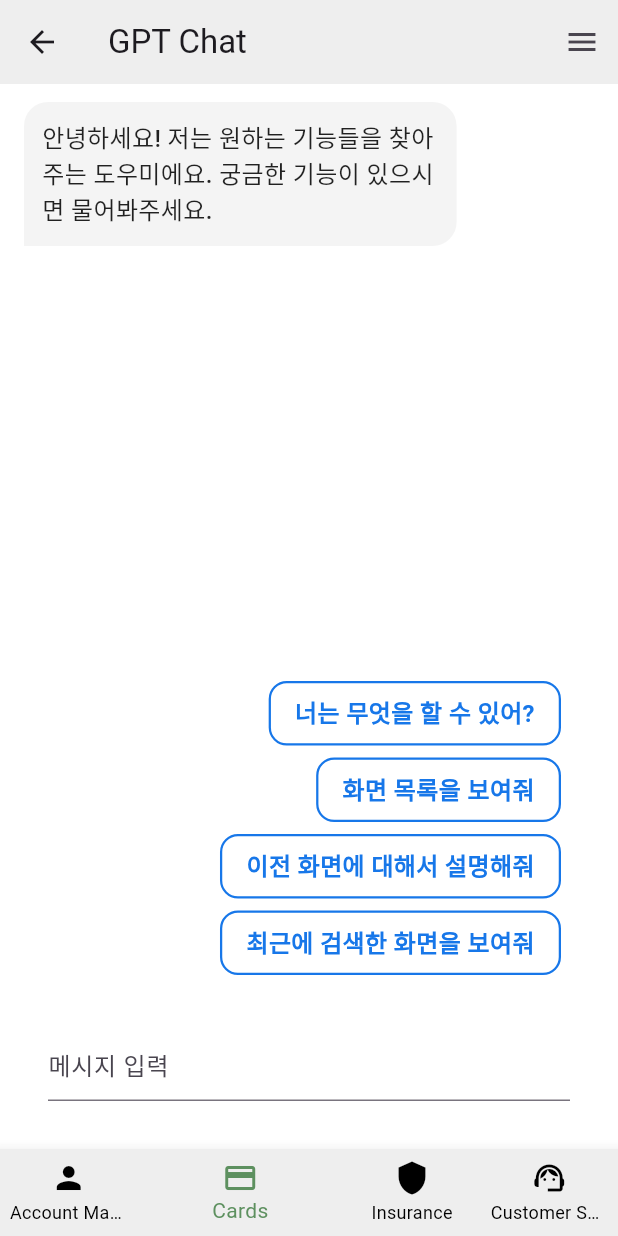
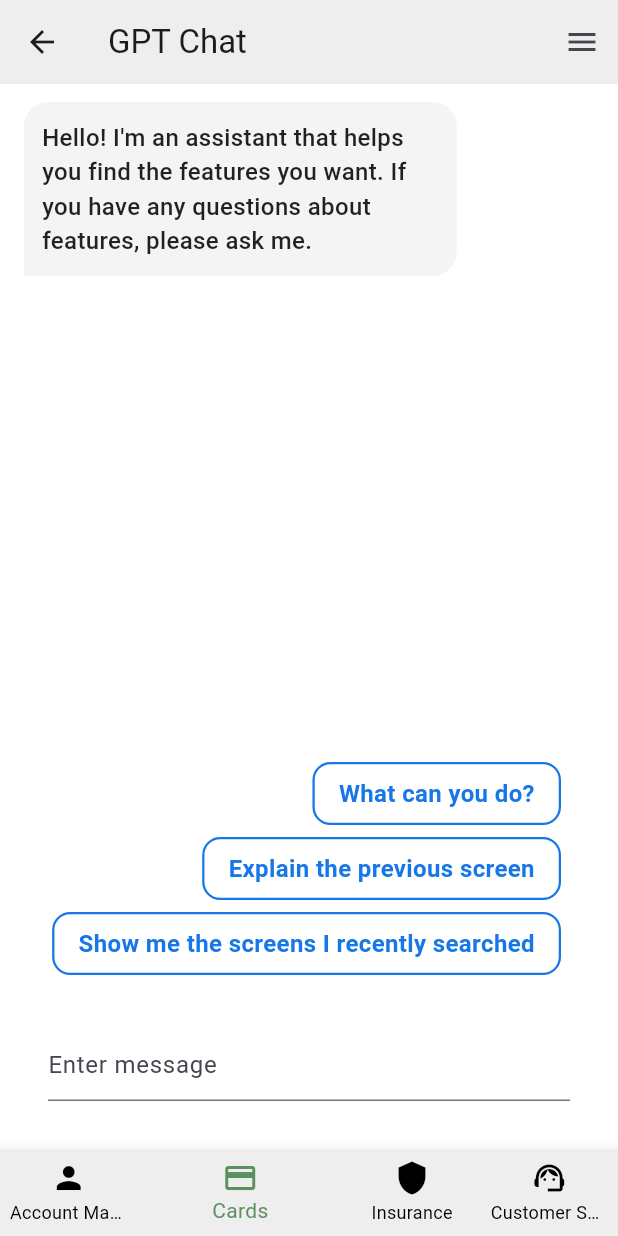
Before and after one commit to yunseoLee0343/feature_navigator, a Flutter app: the screen it shows after launch, item 2 of the bottom bar chosen, after a tap on the "chat" icon, on a phone screen of 412 x 824 dp. Run offline on Flutter 3.47's test engine with Material 3 defaults, Android fonts, the phone set to English and light mode, and no system bars; our stand-ins replace go_router.

Commit message:
feat: support shell route

```diff
--- a/lib/feature_router.dart
+++ b/lib/feature_router.dart
@@ -1,3 +1,4 @@
+import 'package:feature_navigator/provider/feature_router_provider.dart';
 import 'package:feature_navigator/view/chat_page.dart';
 import 'package:flutter/material.dart';
 import 'package:go_router/go_router.dart';
@@ -62,13 +63,13 @@ class FeatureRouter {
     GPTModel? gptModel,
     String? apiKey,
   }) : _router = goRouter {
-    // Custom setup for FeatureRouter
     FeatureSettings().configure(
       aiApiKey: apiKey,
       gptModel: gptModel,
     );
+
+    RouteDataProvider.initializeRoutes(_router.configuration.routes);
   }
 
-  // Expose the internal GoRouter instance
   GoRouter get router => _router;
 }
--- /dev/null
+++ b/lib/model/feature_router.dart
@@ -0,0 +1,11 @@
+class FeatureRouteData {
+  final String name;
+  final String description;
+  final String fullPath;
+
+  FeatureRouteData({
+    required this.name,
+    required this.description,
+    required this.fullPath,
+  });
+}
--- a/lib/provider/feature_router_provider.dart
+++ b/lib/provider/feature_router_provider.dart
@@ -1,36 +1,79 @@
 import 'package:feature_navigator/feature_router.dart';
+import 'package:feature_navigator/model/feature_router.dart';
+import 'package:go_router/go_router.dart';
 
-class RouteInfoProvider {
-  final List<FeatureRoute> routes;
+class RouteDataProvider {
+  static final Map<String, FeatureRouteData> _routeDataMap = {};
 
-  RouteInfoProvider({required this.routes});
-
-  List<Map<String, String>> getRoutesInfo() {
-    return routes.map((route) {
-      return {
-        'name': route.name ?? 'Unnamed Route',
-        'description': route.description,
-        'path': route.path,
-      };
-    }).toList();
+  static void initializeRoutes(List<RouteBase> routes) {
+    _routeDataMap.clear();
+    _traverseRoutes(routes, '', _routeDataMap);
   }
 
-  String getRouteDescription(String routeName) {
-    final route = routes.firstWhere(
-      (route) => route.name == routeName,
-      orElse: () => throw Exception('Route not found'),
-    );
+  static List<String> getAllRouteNames() => _routeDataMap.keys.toList();
 
-    // return 'Route "${route.name}" points to the path "${route.path}". Description: "${route.description}".';
-    return route.description;
+  static String? getRouteDescription(String name) =>
+      _routeDataMap[name]?.description;
+
+  static String? getFullPath(String name) => _routeDataMap[name]?.fullPath;
+
+  static void _traverseRoutes(
+    List<RouteBase> routes,
+    String parentPath,
+    Map<String, FeatureRouteData> routeDataMap,
+  ) {
+    for (final route in routes) {
+      if (route is FeatureRoute) {
+        final path = _combinePaths(parentPath, route.path);
+        if (route.name != null) {
+          routeDataMap[route.name!] = FeatureRouteData(
+            name: route.name!,
+            description: route.description,
+            fullPath: path,
+          );
+        }
+        if (route.routes.isNotEmpty) {
+          _traverseRoutes(route.routes, path, routeDataMap);
+        }
+      } else if (route is GoRoute) {
+        final path = _combinePaths(parentPath, route.path);
+        if (route.name != null) {
+          routeDataMap[route.name!] = FeatureRouteData(
+            name: route.name!,
+            description: '', // Provide a default or handle accordingly
+            fullPath: path,
+          );
+        }
+        if (route.routes.isNotEmpty) {
+          _traverseRoutes(route.routes, path, routeDataMap);
+        }
+      } else if (route is ShellRoute) {
+        // For ShellRoute, path is the same as parentPath
+        if (route.routes.isNotEmpty) {
+          _traverseRoutes(route.routes, parentPath, routeDataMap);
+        }
+      } else if (route is StatefulShellRoute) {
+        // Handle StatefulShellRoute
+        if (route.branches.isNotEmpty) {
+          for (final branch in route.branches) {
+            if (branch.routes.isNotEmpty) {
+              _traverseRoutes(branch.routes, parentPath, routeDataMap);
+            }
+          }
+        }
+      }
+    }
   }
 
-  String getRoutePath(String routeName) {
-    final route = routes.firstWhere(
-      (route) => route.name == routeName,
-      orElse: () => throw Exception('Route not found'),
-    );
-
-    return route.path;
+  static String _combinePaths(String parentPath, String childPath) {
+    if (childPath.startsWith('/')) {
+      return childPath;
+    } else {
+      if (parentPath.endsWith('/')) {
+        return '$parentPath$childPath';
+      } else {
+        return '$parentPath/$childPath';
+      }
+    }
   }
 }
--- a/lib/provider/gpt_service.dart
+++ b/lib/provider/gpt_service.dart
@@ -1,8 +1,6 @@
 import 'dart:convert';
 
-import 'package:feature_navigator/feature_router.dart';
 import 'package:feature_navigator/model/gpt_model.dart';
-import 'package:feature_navigator/provider/feature_router_provider.dart';
 import 'package:http/http.dart' as http;
 
 class GPTService {
@@ -12,9 +10,8 @@ class GPTService {
   GPTService(this.apiKey, this.gptModel);
 
   Future<String> sendMessage(String message) async {
-    final routeInfoProvider = RouteInfoProvider(routes: allRoutes);
-    final systemMessage =
-        "You are a navigator that provides directions to the user. Please guide the user to the router that has the desired feature. [Router List] ${routeInfoProvider.getRoutesInfo()}. Please respond in the following format: [Response Format]: 찾으시는 기능이 [Page Name] 맞으신가요?";
+    const systemMessage = '';
+    // "You are a navigator that provides directions to the user. Please guide the user to the router that has the desired feature. [Router List] ${routeInfoProvider.getRoutesInfo()}. Please respond in the following format: [Response Format]: 찾으시는 기능이 [Page Name] 맞으신가요?";
     // print(systemMessage);
     final response = await http.post(
       Uri.parse('https://api.openai.com/v1/chat/completions'),
--- a/lib/view/chat_page.dart
+++ b/lib/view/chat_page.dart
@@ -5,7 +5,6 @@ import 'package:feature_navigator/provider/gpt_service.dart';
 import 'package:flutter/material.dart';
 import 'package:go_router/go_router.dart';
 
-import '../feature_router.dart';
 import '../provider/feature_router_provider.dart';
 
 class ChatPage extends StatefulWidget {
@@ -25,9 +24,6 @@ class ChatPageState extends State<ChatPage>
   ChattingState _chatPageState = ChattingState.initial;
   bool _isTyping = false;
 
-  int _currentPage = 0;
-  final int _buttonsPerPage = 5;
-
   @override
   void initState() {
     super.initState();
@@ -45,8 +41,8 @@ class ChatPageState extends State<ChatPage>
 
     WidgetsBinding.instance.addPostFrameCallback((_) {
       _setChattingState(ChattingState.listView);
-      _addMessage(
-          'assistant', '안녕하세요! 저는 원하는 기능들을 찾아주는 도우미에요. 궁금한 기능이 있으시면 물어봐주세요.');
+      _addMessage('assistant',
+          'Hello! I\'m an assistant that helps you find the features you want. If you have any questions about features, please ask me.');
     });
   }
 
@@ -74,7 +70,8 @@ class ChatPageState extends State<ChatPage>
         .routerDelegate
         .currentConfiguration
         .last
-        .matchedLocation
+        .route
+        .name
         .toString();
 
     _addMessage('user', message);
@@ -82,25 +79,18 @@ class ChatPageState extends State<ChatPage>
     _setTyping(true);
     await Future.delayed(const Duration(seconds: 1));
 
-    final routeInfoProvider = RouteInfoProvider(routes: allRoutes);
-
     switch (message) {
-      case '너는 무엇을 할 수 있어?':
+      case 'What can you do?':
         _addMessage('assistant',
-            '저는 사용자의 질문을 듣고 그에 맞는 화면으로 이동을 도와드리고 있어요. 또한, 화면에 대해 모르는 부분도 알려드리고 있습니다.');
+            'I listen to your questions and help navigate to the appropriate screen. Also, I provide information about any parts of the screen you don\'t know.');
         break;
-      case '화면 목록을 보여줘':
-        _setChattingState(ChattingState.showRoutes);
+      case 'Explain the previous screen':
+        _addMessage('assistant',
+            'The current screen is ${RouteDataProvider.getRouteDescription(currentRoute)}');
         break;
-      case '이전 화면에 대해서 설명해줘':
-        final routeDescription = routeInfoProvider.getRoutesInfo().firstWhere(
-              (route) => route['path'] == currentRoute,
-              orElse: () => {'description': '화면 설명을 찾을 수 없습니다.'},
-            )['description'];
-        _addMessage('assistant', '현재 화면은 $routeDescription');
-        break;
-      case '최근에 검색한 화면을 보여줘':
-        _addMessage('assistant', '다음은 최근에 검색한 화면들이에요. 다시 이동하고 싶은 화면이 있나요?');
+      case 'Show me the screens I recently searched':
+        _addMessage('assistant',
+            'Here are the screens you recently searched. Is there any screen you want to go back to?');
         break;
       default:
         try {
@@ -113,7 +103,7 @@ class ChatPageState extends State<ChatPage>
         break;
     }
     _setTyping(false);
-    if (message != '화면 목록을 보여줘') {
+    if (message != 'Show me the list of screens') {
       _setChattingState(ChattingState.detailView);
     }
   }
@@ -131,12 +121,11 @@ class ChatPageState extends State<ChatPage>
     });
   }
 
-  List<Widget> _buildActionButtons(RouteInfoProvider routeInfoProvider) {
+  List<Widget> _buildActionButtons() {
     final initialButtonContents = [
-      '너는 무엇을 할 수 있어?',
-      '화면 목록을 보여줘',
-      '이전 화면에 대해서 설명해줘',
-      '최근에 검색한 화면을 보여줘'
+      'What can you do?',
+      'Explain the previous screen',
+      'Show me the screens I recently searched'
     ];
 
     switch (_chatPageState) {
@@ -144,10 +133,10 @@ class ChatPageState extends State<ChatPage>
         return [
           CustomBlueButton(
             onPressed: () {
-              _addMessage('user', '시작');
+              _addMessage('user', 'Start');
               _setChattingState(ChattingState.listView);
             },
-            text: "시작",
+            text: "Start",
           ),
         ];
       case ChattingState.listView:
@@ -160,73 +149,13 @@ class ChatPageState extends State<ChatPage>
                   text: content,
                 ))
             .toList();
-      case ChattingState.showRoutes:
-        // 전체 Route 정보 리스트
-        final routeInfos = routeInfoProvider.getRoutesInfo();
-
-        // 현재 페이지에 해당하는 Route 정보만 가져오기
-        final startIndex = _currentPage * _buttonsPerPage;
-        final endIndex = (_currentPage + 1) * _buttonsPerPage;
-        final currentRoutes = routeInfos.sublist(
-          startIndex,
-          endIndex > routeInfos.length ? routeInfos.length : endIndex,
-        );
-
-        // 현재 페이지의 버튼들 생성
-        final buttons = currentRoutes.map((routeInfo) {
-          return CustomBlueButton(
-            onPressed: () {
-              context.go(routeInfo['path']!);
-            },
-            text: routeInfo['name']!,
-          );
-        }).toList();
-
-        // 페이지 네비게이션 버튼 추가
-        if (_currentPage > 0) {
-          buttons.add(
-            CustomBlueButton(
-              onPressed: () {
-                setState(() {
-                  _currentPage--;
-                });
-              },
-              text: "이전 페이지",
-            ),
-          );
-        }
-        if (endIndex < routeInfos.length) {
-          buttons.add(
-            CustomBlueButton(
-              onPressed: () {
-                setState(() {
-                  _currentPage++;
-                });
-              },
-              text: "다음 페이지",
-            ),
-          );
-        }
-
-        // 처음으로 돌아가기 버튼 추가
-        buttons.add(
-          CustomBlueButton(
-            onPressed: () {
-              _setChattingState(ChattingState.listView);
-              _currentPage = 0; // 페이지를 초기화
-            },
-            text: "처음으로 돌아가기",
-          ),
-        );
-
-        return buttons;
       case ChattingState.detailView:
         return [
           CustomBlueButton(
             onPressed: () {
               _setChattingState(ChattingState.listView);
             },
-            text: "처음으로 돌아가기",
+            text: "Go back to the beginning",
           ),
         ];
       default:
@@ -236,27 +165,23 @@ class ChatPageState extends State<ChatPage>
 
   @override
   Widget build(BuildContext context) {
-    final routeInfoProvider = RouteInfoProvider(routes: allRoutes);
-
     return Scaffold(
       appBar: AppBar(
         title: const Text('GPT Chat'),
         backgroundColor: Colors.grey[200],
       ),
       backgroundColor: Colors.white,
-      endDrawer: _buildEndDrawer(context, routeInfoProvider),
+      endDrawer: _buildEndDrawer(context),
       body: Column(
         crossAxisAlignment: CrossAxisAlignment.stretch,
         children: [
-          Expanded(
-            child: _buildMessageList(),
-          ),
+          Expanded(child: _buildMessageList()),
           if (_isTyping) _buildTypingIndicator(),
           Padding(
             padding: const EdgeInsets.only(right: 32),
             child: Column(
               crossAxisAlignment: CrossAxisAlignment.end,
-              children: _buildActionButtons(routeInfoProvider),
+              children: _buildActionButtons(),
             ),
           ),
           _buildInputArea(),
@@ -297,27 +222,27 @@ class ChatPageState extends State<ChatPage>
     );
   }
 
-  Drawer _buildEndDrawer(
-      BuildContext context, RouteInfoProvider routeInfoProvider) {
+  Drawer _buildEndDrawer(BuildContext context) {
+    final routeNames = RouteDataProvider.getAllRouteNames();
+
     return Drawer(
       child: SafeArea(
         child: Padding(
-          padding: const EdgeInsets.all(8.0),
-          child: Wrap(
-            spacing: 8.0,
-            runSpacing: 8.0,
-            children: routeInfoProvider.getRoutesInfo().map((routeInfo) {
-              return SizedBox(
-                width: 100,
-                child: CustomBlueButton(
+          padding: const EdgeInsets.all(16.0),
+          child: SingleChildScrollView(
+            child: Column(
+              crossAxisAlignment: CrossAxisAlignment.start,
+              children: routeNames.map((routeInfo) {
+                return CustomBlueButton(
                   onPressed: () {
                     Navigator.pop(context);
-                    context.go(routeInfo['path']!);
+                    Navigator.pop(context);
+                    context.go(RouteDataProvider.getFullPath(routeInfo) ?? '/');
                   },
-                  text: routeInfo['name']!,
-                ),
-              );
-            }).toList(),
+                  text: routeInfo,
+                );
+              }).toList(),
+            ),
           ),
         ),
       ),
@@ -376,7 +301,7 @@ class ChatPageState extends State<ChatPage>
             child: TextField(
               controller: _controller,
               decoration: const InputDecoration(
-                hintText: '메시지 입력',
+                hintText: 'Enter message',
               ),
               onSubmitted: (_) => _sendMessage(),
             ),
```
Also changed, not shown: example/lib/screens.dart (+25 -0 lines), 32 other files.
